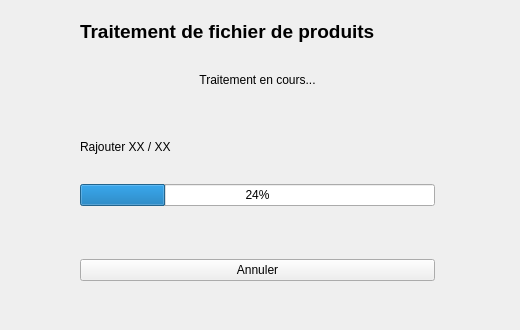
Before: the Qt Designer form gui/Traitement_chargement.ui in WallaceVBB/EpiData, drawn with Qt 5.
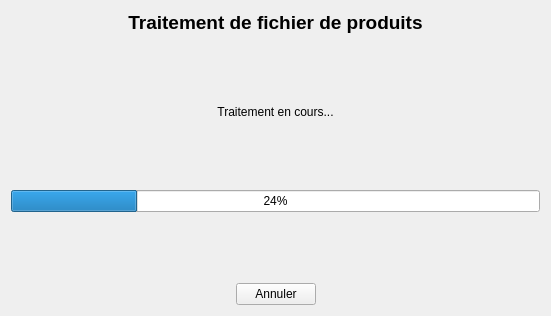
After: the same form once the commit is applied.

What changed in the file:
```diff
--- a/gui/Traitement_chargement.ui
+++ b/gui/Traitement_chargement.ui
@@ -6,27 +6,24 @@
    <rect>
     <x>0</x>
     <y>0</y>
-    <width>520</width>
-    <height>330</height>
+    <width>551</width>
+    <height>316</height>
    </rect>
   </property>
+  <property name="sizePolicy">
+   <sizepolicy hsizetype="Expanding" vsizetype="Expanding">
+    <horstretch>0</horstretch>
+    <verstretch>0</verstretch>
+   </sizepolicy>
+  </property>
   <property name="windowTitle">
    <string>Form</string>
   </property>
-  <widget class="QWidget" name="verticalLayoutWidget">
-   <property name="geometry">
-    <rect>
-     <x>80</x>
-     <y>20</y>
-     <width>355</width>
-     <height>261</height>
-    </rect>
-   </property>
    <layout class="QVBoxLayout" name="verticalLayout">
     <item>
      <widget class="QLabel" name="label">
       <property name="text">
-       <string>&lt;html&gt;&lt;head/&gt;&lt;body&gt;&lt;p&gt;&lt;span style=&quot; font-size:14pt; font-weight:700;&quot;&gt;Traitement de fichier de produits&lt;/span&gt;&lt;/p&gt;&lt;/body&gt;&lt;/html&gt;</string>
+      <string>&lt;html&gt;&lt;head/&gt;&lt;body&gt;&lt;p align=&quot;center&quot;&gt;&lt;span style=&quot; font-size:14pt; font-weight:700;&quot;&gt;Traitement de fichier de produits&lt;/span&gt;&lt;/p&gt;&lt;/body&gt;&lt;/html&gt;</string>
       </property>
      </widget>
     </item>
@@ -56,39 +53,6 @@
       </property>
      </widget>
     </item>
-    <item>
-     <spacer name="verticalSpacer_4">
-      <property name="orientation">
-       <enum>Qt::Orientation::Vertical</enum>
-      </property>
-      <property name="sizeHint" stdset="0">
-       <size>
-        <width>20</width>
-        <height>40</height>
-       </size>
-      </property>
-     </spacer>
-    </item>
-    <item>
-     <spacer name="verticalSpacer_5">
-      <property name="orientation">
-       <enum>Qt::Orientation::Vertical</enum>
-      </property>
-      <property name="sizeHint" stdset="0">
-       <size>
-        <width>20</width>
-        <height>40</height>
-       </size>
-      </property>
-     </spacer>
-    </item>
-    <item>
-     <widget class="QLabel" name="label_3">
-      <property name="text">
-       <string>Rajouter XX / XX</string>
-      </property>
-     </widget>
-    </item>
     <item>
      <spacer name="verticalSpacer_2">
       <property name="orientation">
@@ -109,19 +73,6 @@
       </property>
      </widget>
     </item>
-    <item>
-     <spacer name="verticalSpacer_6">
-      <property name="orientation">
-       <enum>Qt::Orientation::Vertical</enum>
-      </property>
-      <property name="sizeHint" stdset="0">
-       <size>
-        <width>20</width>
-        <height>40</height>
-       </size>
-      </property>
-     </spacer>
-    </item>
     <item>
      <spacer name="verticalSpacer_3">
       <property name="orientation">
@@ -136,14 +87,58 @@
      </spacer>
     </item>
     <item>
+    <layout class="QHBoxLayout" name="horizontalLayout">
+     <item>
+      <spacer name="horizontalSpacer">
+       <property name="orientation">
+        <enum>Qt::Orientation::Horizontal</enum>
+       </property>
+       <property name="sizeHint" stdset="0">
+        <size>
+         <width>40</width>
+         <height>20</height>
+        </size>
+       </property>
+      </spacer>
+     </item>
+     <item>
      <widget class="QPushButton" name="b_Annuler">
+       <property name="sizePolicy">
+        <sizepolicy hsizetype="Fixed" vsizetype="Fixed">
+         <horstretch>0</horstretch>
+         <verstretch>0</verstretch>
+        </sizepolicy>
+       </property>
+       <property name="maximumSize">
+        <size>
+         <width>205</width>
+         <height>30</height>
+        </size>
+       </property>
+       <property name="layoutDirection">
+        <enum>Qt::LayoutDirection::LeftToRight</enum>
+       </property>
       <property name="text">
        <string>Annuler</string>
       </property>
      </widget>
     </item>
-   </layout>
-  </widget>
+     <item>
+      <spacer name="horizontalSpacer_2">
+       <property name="orientation">
+        <enum>Qt::Orientation::Horizontal</enum>
+       </property>
+       <property name="sizeHint" stdset="0">
+        <size>
+         <width>40</width>
+         <height>20</height>
+        </size>
+       </property>
+      </spacer>
+     </item>
+    </layout>
+   </item>
+  </layout>
  </widget>
  <resources/>
  <connections/>
```
Lines whose indentation alone changed are shown as unchanged.
